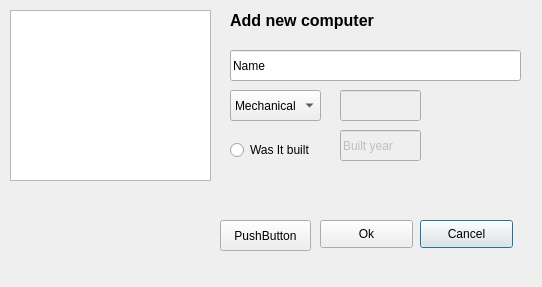
Above: addcomputerdialog.ui from gudmundurb/H22 before the change. Below: the same form after it.
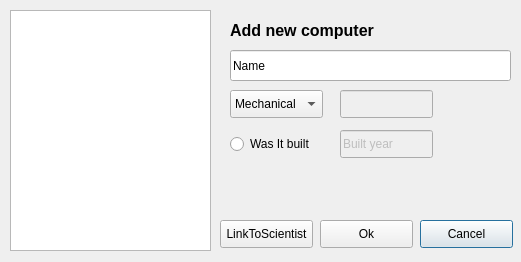
That is the form after the change.

The edit to the form file:
```diff
--- a/addcomputerdialog.ui
+++ b/addcomputerdialog.ui
@@ -6,8 +6,8 @@
    <rect>
     <x>0</x>
     <y>0</y>
-    <width>542</width>
-    <height>287</height>
+    <width>521</width>
+    <height>262</height>
    </rect>
   </property>
   <property name="windowTitle">
@@ -18,7 +18,7 @@
     <rect>
      <x>230</x>
      <y>50</y>
-     <width>291</width>
+     <width>281</width>
      <height>31</height>
     </rect>
    </property>
@@ -32,7 +32,7 @@
      <x>10</x>
      <y>10</y>
      <width>201</width>
-     <height>171</height>
+     <height>241</height>
     </rect>
    </property>
   </widget>
@@ -44,8 +44,8 @@
     <rect>
      <x>340</x>
      <y>130</y>
-     <width>81</width>
-     <height>31</height>
+     <width>93</width>
+     <height>28</height>
     </rect>
    </property>
    <property name="text">
@@ -57,8 +57,8 @@
     <rect>
      <x>230</x>
      <y>90</y>
-     <width>91</width>
-     <height>31</height>
+     <width>93</width>
+     <height>28</height>
     </rect>
    </property>
    <item>
@@ -105,12 +105,12 @@
     <rect>
      <x>220</x>
      <y>220</y>
-     <width>91</width>
-     <height>31</height>
+     <width>93</width>
+     <height>28</height>
     </rect>
    </property>
    <property name="text">
-    <string>PushButton</string>
+    <string>LinkToScientist</string>
    </property>
   </widget>
   <widget class="QPushButton" name="C_add_ok">
@@ -130,9 +130,9 @@
    <property name="geometry">
     <rect>
      <x>230</x>
-     <y>140</y>
-     <width>95</width>
-     <height>20</height>
+     <y>130</y>
+     <width>93</width>
+     <height>28</height>
     </rect>
    </property>
    <property name="text">
@@ -143,7 +143,7 @@
    <property name="geometry">
     <rect>
      <x>230</x>
-     <y>0</y>
+     <y>10</y>
      <width>231</width>
      <height>41</height>
     </rect>
@@ -160,8 +160,8 @@
     <rect>
      <x>340</x>
      <y>90</y>
-     <width>81</width>
-     <height>31</height>
+     <width>93</width>
+     <height>28</height>
     </rect>
    </property>
   </widget>
```
